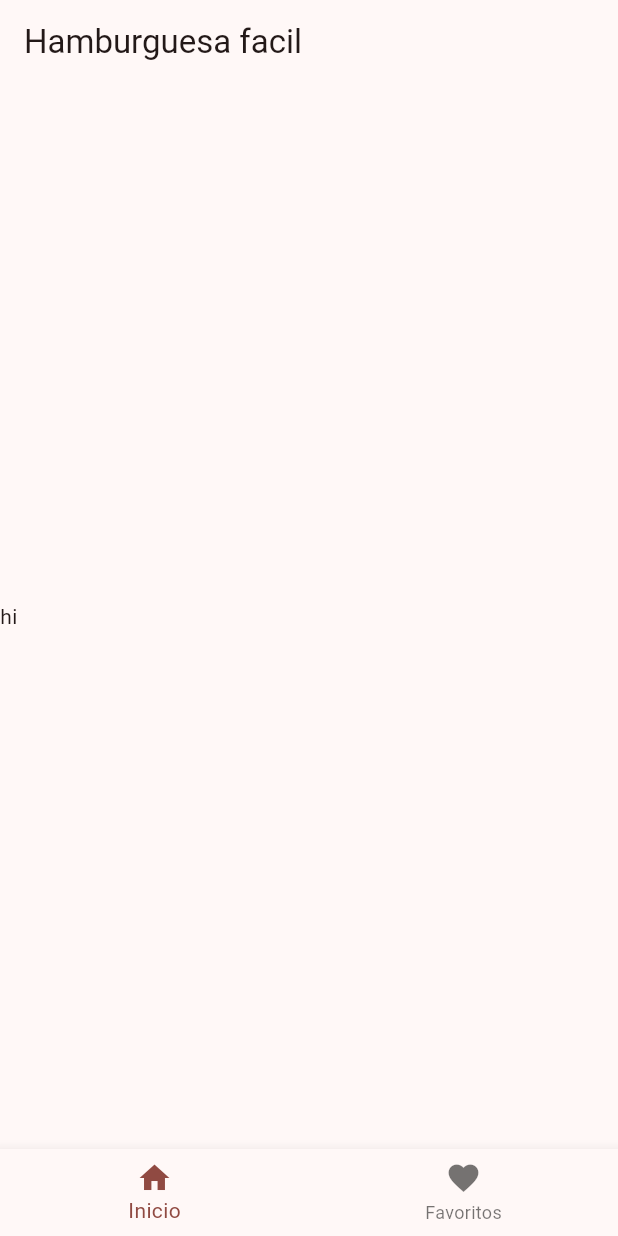
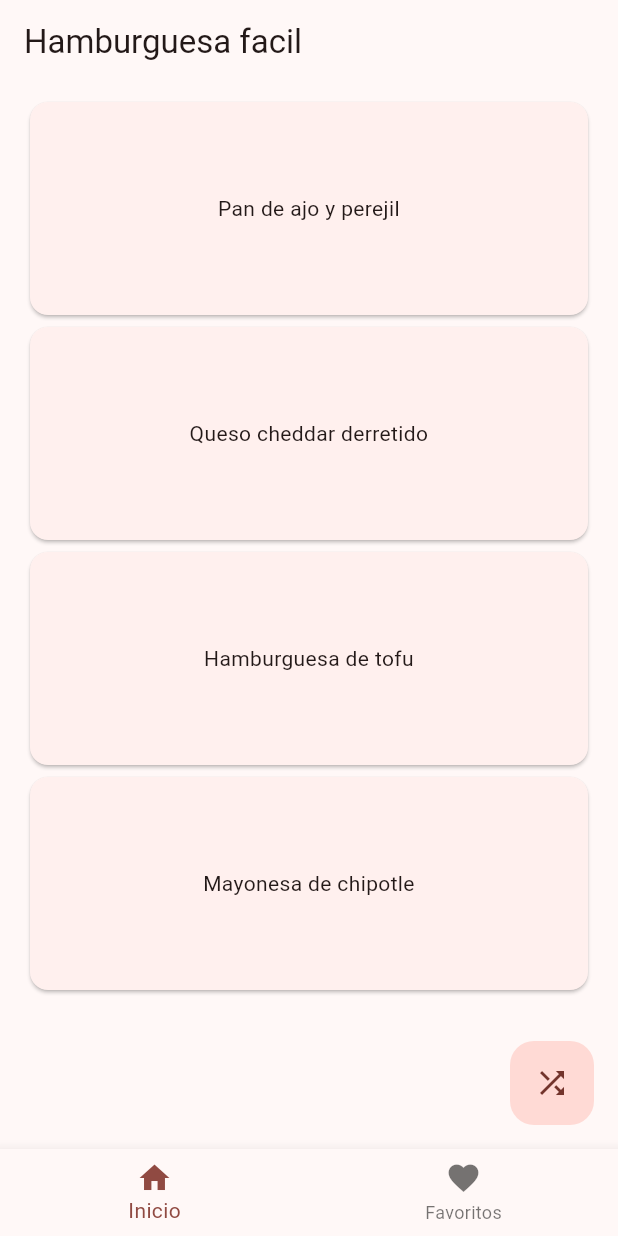
Before and after one commit to CerberusProgrammer/hamburguesa_facil, a Flutter app: the screen it shows after launch, on a phone screen of 412 x 824 dp. Run offline on Flutter 3.47's test engine with Material 3 defaults, Android fonts, the phone set to English and light mode, and no system bars; our stand-ins replace get.

Commit message:
New data and components :D

```diff
--- /dev/null
+++ b/lib/components/flipcard.dart
@@ -0,0 +1,80 @@
+import 'dart:math';
+
+import 'package:flutter/material.dart';
+
+class FlipCard extends StatefulWidget {
+  final Widget front;
+  final Widget back;
+
+  const FlipCard({super.key, required this.front, required this.back});
+
+  @override
+  State<FlipCard> createState() => _FlipCardState();
+}
+
+class _FlipCardState extends State<FlipCard>
+    with SingleTickerProviderStateMixin {
+  late AnimationController _controller;
+  late Animation<double> _frontRotation;
+  late Animation<double> _backRotation;
+
+  bool _showFront = true;
+
+  @override
+  void initState() {
+    super.initState();
+
+    _controller = AnimationController(
+        vsync: this, duration: const Duration(milliseconds: 300));
+    _frontRotation = TweenSequence<double>(
+      [
+        TweenSequenceItem(tween: Tween(begin: 0, end: -pi / 2), weight: 0.5),
+        TweenSequenceItem(tween: Tween(begin: pi / 2, end: 0), weight: 0.5),
+      ],
+    ).animate(_controller);
+    _backRotation = TweenSequence<double>(
+      [
+        TweenSequenceItem(tween: Tween(begin: 0, end: pi / 2), weight: 0.5),
+        TweenSequenceItem(tween: Tween(begin: -pi / 2, end: 0), weight: 0.5),
+      ],
+    ).animate(_controller);
+  }
+
+  @override
+  void dispose() {
+    _controller.dispose();
+    super.dispose();
+  }
+
+  void _flip() {
+    setState(() {
+      _showFront = !_showFront;
+    });
+
+    if (_controller.isCompleted) {
+      _controller.reverse();
+    } else {
+      _controller.forward();
+    }
+  }
+
+  @override
+  Widget build(BuildContext context) {
+    return GestureDetector(
+      onTap: _flip,
+      child: AnimatedBuilder(
+        animation: _controller,
+        builder: (context, child) {
+          return Transform(
+            alignment: Alignment.center,
+            transform: Matrix4.identity()
+              ..setEntry(3, 2, 0.001)
+              ..rotateY(
+                  _showFront ? _frontRotation.value : _backRotation.value),
+            child: _showFront ? widget.front : widget.back,
+          );
+        },
+      ),
+    );
+  }
+}
--- /dev/null
+++ b/lib/components/recipecard.dart
@@ -0,0 +1,17 @@
+import 'package:flutter/material.dart';
+
+class RecipeCard extends StatelessWidget {
+  const RecipeCard({super.key, required this.child});
+
+  final Widget child;
+
+  @override
+  Widget build(BuildContext context) {
+    return Card(
+      child: Padding(
+        padding: const EdgeInsets.all(8.0),
+        child: Center(child: child),
+      ),
+    );
+  }
+}
--- /dev/null
+++ b/lib/data/dressing.dart
@@ -0,0 +1,67 @@
+import 'package:hamburguesa_facil/model/ingredients.dart';
+import 'package:hamburguesa_facil/model/dressing.dart';
+
+final List<Dressing> dressing = [
+  Dressing(
+    name: 'Mayonesa de chipotle',
+    estimatedTime: 15.0,
+    ingredients: [
+      Ingredient(name: 'Mayonesa', quantity: 200.0, measure: 'g'),
+      Ingredient(name: 'Chipotle en adobo', quantity: 20.0, measure: 'g'),
+    ],
+    steps: [
+      'Mezcla la mayonesa con el chipotle en adobo hasta obtener una consistencia suave.',
+    ],
+  ),
+  Dressing(
+    name: 'Mostaza y miel',
+    estimatedTime: 10.0,
+    ingredients: [
+      Ingredient(name: 'Mostaza', quantity: 100.0, measure: 'g'),
+      Ingredient(name: 'Miel', quantity: 50.0, measure: 'g'),
+    ],
+    steps: [
+      'Mezcla la mostaza con la miel hasta obtener una consistencia suave.',
+    ],
+  ),
+  Dressing(
+    name: 'Salsa BBQ casera',
+    estimatedTime: 30.0,
+    ingredients: [
+      Ingredient(name: 'Ketchup', quantity: 200.0, measure: 'ml'),
+      Ingredient(name: 'Miel', quantity: 50.0, measure: 'ml'),
+      Ingredient(name: 'Vinagre de manzana', quantity: 50.0, measure: 'ml'),
+      Ingredient(name: 'Salsa Worcestershire', quantity: 20.0, measure: 'ml'),
+    ],
+    steps: [
+      'Mezcla todos los ingredientes en una cacerola.',
+      'Cocina a fuego lento durante 20 minutos, removiendo ocasionalmente.',
+    ],
+  ),
+  Dressing(
+    name: 'Mayonesa de ajo (aioli)',
+    estimatedTime: 15.0,
+    ingredients: [
+      Ingredient(name: 'Mayonesa', quantity: 200.0, measure: 'g'),
+      Ingredient(name: 'Ajo', quantity: 2.0, measure: 'dientes'),
+    ],
+    steps: [
+      'Tritura el ajo y mézclalo con la mayonesa hasta obtener una consistencia suave.',
+    ],
+  ),
+  Dressing(
+    name: 'Salsa tártara',
+    estimatedTime: 20.0,
+    ingredients: [
+      Ingredient(name: 'Mayonesa', quantity: 200.0, measure: 'g'),
+      Ingredient(name: 'Pepinillos en vinagre', quantity: 50.0, measure: 'g'),
+      Ingredient(name: 'Alcaparras', quantity: 20.0, measure: 'g'),
+      Ingredient(name: 'Perejil', quantity: 10.0, measure: 'g'),
+      Ingredient(name: 'Zumo de limón', quantity: 1.0, measure: 'unidad'),
+    ],
+    steps: [
+      'Pica los pepinillos, las alcaparras y el perejil.',
+      'Mezcla la mayonesa con los ingredientes picados y el zumo de limón hasta obtener una consistencia suave.',
+    ],
+  ),
+];
--- a/lib/data/toppings.dart
+++ b/lib/data/toppings.dart
@@ -104,20 +104,6 @@ final List<Topping> toppings = [
     ],
   ),
   Topping(
-    name: 'Salsa BBQ casera',
-    estimatedTime: 30.0,
-    ingredients: [
-      Ingredient(name: 'Ketchup', quantity: 200.0, measure: 'ml'),
-      Ingredient(name: 'Miel', quantity: 50.0, measure: 'ml'),
-      Ingredient(name: 'Vinagre de manzana', quantity: 50.0, measure: 'ml'),
-      Ingredient(name: 'Salsa Worcestershire', quantity: 20.0, measure: 'ml'),
-    ],
-    steps: [
-      'Mezcla todos los ingredientes en una cacerola.',
-      'Cocina a fuego lento durante 20 minutos, removiendo ocasionalmente.',
-    ],
-  ),
-  Topping(
     name: 'Aguacate en rodajas',
     estimatedTime: 5.0,
     ingredients: [
--- a/lib/layouts/main.layout.dart
+++ b/lib/layouts/main.layout.dart
@@ -1,10 +1,23 @@
 import 'package:flutter/material.dart';
 
+class FloatingActionButtonProps {
+  final Icon icon;
+  final Function() onPressed;
+
+  FloatingActionButtonProps({required this.icon, required this.onPressed});
+}
+
 class MainLayout extends StatefulWidget {
-  const MainLayout({super.key, required this.widgets, this.title});
+  const MainLayout({
+    super.key,
+    required this.widgets,
+    this.title,
+    this.floatingButton,
+  });
 
   final String? title;
   final List<Widget> widgets;
+  final FloatingActionButtonProps? floatingButton;
 
   @override
   State<MainLayout> createState() => _MainLayoutState();
@@ -17,10 +30,15 @@ class _MainLayoutState extends State<MainLayout> {
       appBar: AppBar(
         title: widget.title != null ? Text(widget.title!) : null,
       ),
-      body: Column(
-        crossAxisAlignment: CrossAxisAlignment.center,
-        mainAxisAlignment: MainAxisAlignment.center,
-        children: widget.widgets,
+      body: SingleChildScrollView(
+        child: Padding(
+          padding: const EdgeInsets.symmetric(horizontal: 16, vertical: 8),
+          child: Column(
+            crossAxisAlignment: CrossAxisAlignment.center,
+            mainAxisAlignment: MainAxisAlignment.center,
+            children: widget.widgets,
+          ),
+        ),
       ),
       bottomNavigationBar: BottomNavigationBar(items: const [
         BottomNavigationBarItem(
@@ -32,6 +50,17 @@ class _MainLayoutState extends State<MainLayout> {
           label: 'Favoritos',
         ),
       ]),
+      floatingActionButton: widget.floatingButton != null
+          ? FloatingActionButton(
+              elevation: 0,
+              focusElevation: 0,
+              hoverElevation: 0,
+              disabledElevation: 0,
+              highlightElevation: 0,
+              onPressed: widget.floatingButton?.onPressed,
+              child: widget.floatingButton?.icon,
+            )
+          : null,
     );
   }
 }
--- a/lib/pages/home.dart
+++ b/lib/pages/home.dart
@@ -1,13 +1,94 @@
+import 'dart:math';
 import 'package:flutter/material.dart';
+import 'package:hamburguesa_facil/components/FlipCard.dart';
+import 'package:hamburguesa_facil/components/recipecard.dart';
+import 'package:hamburguesa_facil/data/breads.dart';
+import 'package:hamburguesa_facil/data/dressing.dart';
+import 'package:hamburguesa_facil/data/meats.dart';
+import 'package:hamburguesa_facil/data/toppings.dart';
 import 'package:hamburguesa_facil/layouts/main.layout.dart';
+import 'package:hamburguesa_facil/model/recipe.dart';
 
-class Home extends StatelessWidget {
+class Home extends StatefulWidget {
   const Home({super.key});
 
   @override
+  State<Home> createState() => _HomeState();
+}
+
+class _HomeState extends State<Home> {
+  final PageController breadsController = PageController(initialPage: 1000);
+  final PageController toppingsController = PageController(initialPage: 1000);
+  final PageController meatsController = PageController(initialPage: 1000);
+  final PageController dressingController = PageController(initialPage: 1000);
+
+  @override
   Widget build(BuildContext context) {
-    return const MainLayout(title: 'Hamburguesa facil', widgets: [
-      Text('hi'),
-    ]);
+    return MainLayout(
+        title: 'Hamburguesa facil',
+        floatingButton: FloatingActionButtonProps(
+            icon: const Icon(Icons.shuffle), onPressed: randomizeItems),
+        widgets: [
+          Container(
+            decoration: BoxDecoration(
+              borderRadius: BorderRadius.circular(10),
+            ),
+            child: Column(
+              children: [
+                buildCarousel(breads, breadsController),
+                buildCarousel(toppings, toppingsController),
+                buildCarousel(meats, meatsController),
+                buildCarousel(dressing, dressingController),
+              ],
+            ),
+          ),
+        ]);
+  }
+
+  Widget buildCarousel(List<Recipe> items, controller) {
+    return SizedBox(
+      height: 150,
+      child: PageView.builder(
+        controller: controller,
+        itemCount: null,
+        itemBuilder: (context, index) => FlipCard(
+          front: RecipeCard(
+              child: Text(
+            items[index % items.length].name,
+            textAlign: TextAlign.center,
+          )),
+          back: RecipeCard(
+            child: Column(
+              mainAxisAlignment: MainAxisAlignment.center,
+              children: [
+                Text(
+                  items[index % items.length].name,
+                  textAlign: TextAlign.center,
+                ),
+                Text(
+                  '${items[index % items.length].ingredients.length} ingredientes',
+                  textAlign: TextAlign.center,
+                ),
+                Text(
+                  '${items[index % items.length].estimatedTime} mins',
+                  textAlign: TextAlign.center,
+                ),
+                TextButton(
+                  onPressed: () {},
+                  child: const Text('Ver receta'),
+                )
+              ],
+            ),
+          ),
+        ),
+      ),
+    );
+  }
+
+  void randomizeItems() {
+    breadsController.jumpToPage(1000 + Random().nextInt(breads.length));
+    toppingsController.jumpToPage(1000 + Random().nextInt(toppings.length));
+    meatsController.jumpToPage(1000 + Random().nextInt(meats.length));
+    dressingController.jumpToPage(1000 + Random().nextInt(dressing.length));
   }
 }
```
Also changed, not shown: lib/controllers/hamburguer.controller.dart (added).
